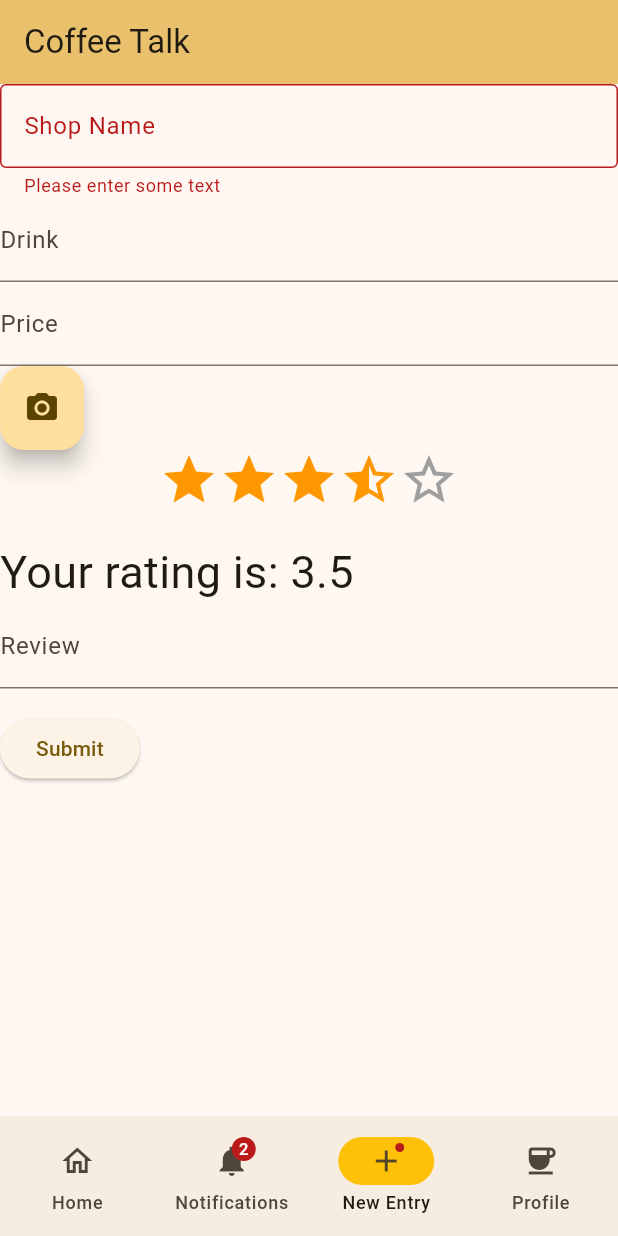
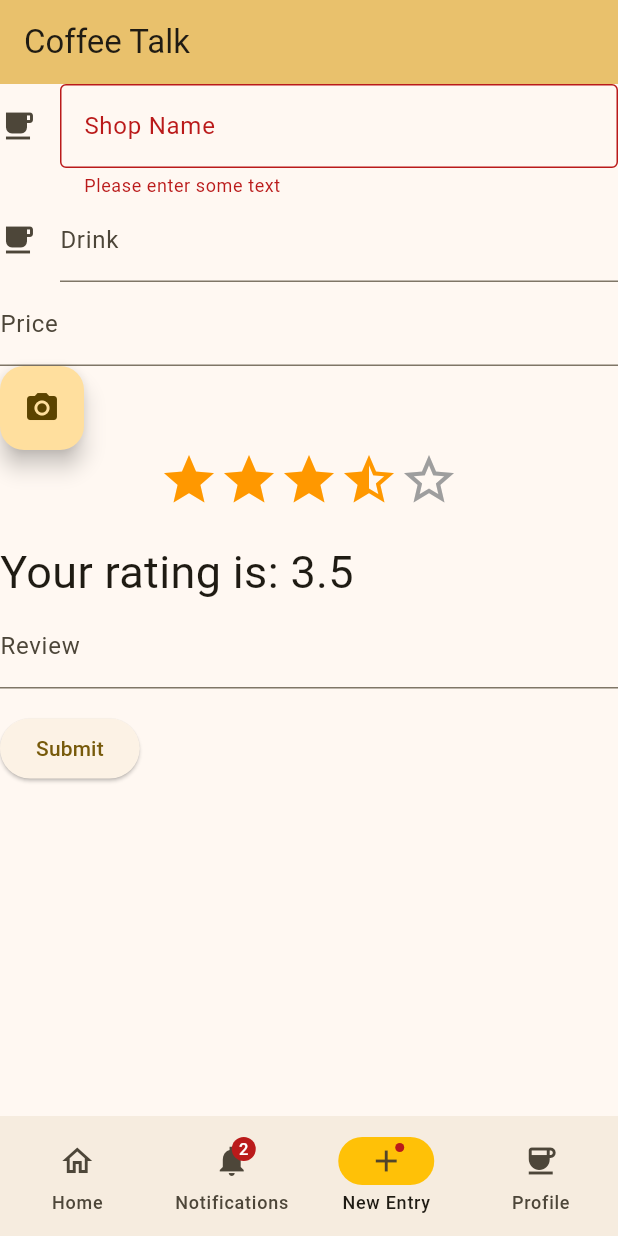
Before and after one commit to drogers14/ubiquitous-octo-goggles, a Flutter app: the screen it shows after launch, item 3 of the bottom bar chosen, after a tap on "Submit", on a phone screen of 412 x 824 dp. Run offline on Flutter 3.47's test engine with Material 3 defaults, Android fonts, the phone set to English and light mode, and no system bars; drawn by our look-alikes of flutter_rating; our stand-ins replace cloud_firestore, firebase_core, image_picker; accounts and stored records are empty; generated files the repository leaves out were written again; network calls fail.

Commit message:
firebase implemented and form is working

```diff
--- a/final_project_coffee_talk/lib/coffeeEntry.dart
+++ b/final_project_coffee_talk/lib/coffeeEntry.dart
@@ -1,8 +1,8 @@
 import 'dart:io';
-
 import 'package:flutter/material.dart';
 import 'package:flutter_rating/flutter_rating.dart';
 import 'package:image_picker/image_picker.dart';
+import 'package:cloud_firestore/cloud_firestore.dart';
 
 // Create a Form widget.
 class MyCustomForm extends StatefulWidget {
@@ -41,58 +41,39 @@ print("Length: ${_imagesTaken.length}");
       _imageFile = Future.error("uh oh");
     });
   }
+
   // Create a global key that uniquely identifies the Form widget
   // and allows validation of the form.
   //
   // Note: This is a GlobalKey<FormState>,
   // not a GlobalKey<MyCustomFormState>.
   final _formKey = GlobalKey<FormState>();
-  final String _coffeShopName = '';
-  final String _coffeeOrder = '';
-  final double _price = 0.0;
-  final String _reviewEntry = '';
+  String _coffeeShopName = '';
+  String _coffeeOrder = '';
+  double _price = 0.0;
+  String _reviewEntry = '';
 
-  void _submitForm() {
-
+  Future<void> _submitForm() async {
     // Check if the form is valid
     if (_formKey.currentState!.validate()) {
-
       // Save the form data
       _formKey.currentState!.save();
 
-  showDialog(
-    context: context,
-    builder: (BuildContext context) {
-      return AlertDialog(
-
-        // Title of the dialog
-        title: Text('Form Submitted'),
-
-        content: Text(
-          'Name: $_coffeShopName\nOrder: $_coffeeOrder',
-        ),
-
-        // Display the entered name and email
-        actions: <Widget>[
-          TextButton(
-            child: Text(
-              'OK',
-              style: TextStyle(color: Colors.green),
-            ),
-
-            // Button to close the dialog
-            onPressed: () {
-
-              // Close the dialog
-              Navigator.of(context).pop();
-            },
-          ),
-        ],
-      );
-    },
-  );
+      // If the form is valid, display a snackbar. In the real world,
+      // you'd often call a server or save the information in a database.
+      ScaffoldMessenger.of(
+        context,
+      ).showSnackBar(const SnackBar(content: Text('Processing Data')));
+      await FirebaseFirestore.instance.collection('journal-entry').add({
+        'coffee-shop-name': _coffeeShopName,
+        'order-item': _coffeeOrder,
+        'price': _price,
+        'review': _reviewEntry,
+        'rating': rating,
+      });
     }
   }
+
   double rating = 3.5;
   int starCount = 5;
 
@@ -104,9 +85,10 @@ if (_formKey.currentState!.validate()) {
       child: Column(
         crossAxisAlignment: CrossAxisAlignment.start,
         children: [
+          /* COFFEE SHOP */
           TextFormField(
             decoration: InputDecoration(
-
+              icon: Icon(Icons.local_cafe),
               // Label for the name field
               labelText: 'Shop Name',
 
@@ -126,18 +108,28 @@ if (_formKey.currentState!.validate()) {
               }
               return null;
             },
+            onSaved: (value) {
+              // Save the entered email
+              _coffeeShopName = value!;
+            },
           ),
+          /* DRINK ORDER */
           TextFormField(
             decoration: InputDecoration(
               labelText: 'Drink',
+              icon: Icon(Icons.local_cafe),
             ),
-
+            onSaved: (value) {
+              // Save the entered email
+              _coffeeOrder = value!;
+            },
           ),
           TextFormField(
-            decoration: InputDecoration(
-                      labelText: 'Price',
-            ),
-
+            decoration: InputDecoration(labelText: 'Price'),
+            onSaved: (value) {
+              // Save the entered email
+              _price = value! as double;
+            },
           ),
           FloatingActionButton(
             onPressed: _getImage,
@@ -158,28 +150,20 @@ if (_formKey.currentState!.validate()) {
           ),
 
           SizedBox(height: 20),
-          Text(
-            "Your rating is: $rating",
-            style: TextStyle(fontSize: 30.0),
-          ),
+          Text("Your rating is: $rating", style: TextStyle(fontSize: 30.0)),
           TextFormField(
-            decoration: InputDecoration(
-                      labelText: 'Review',
-            ),
-
+            decoration: InputDecoration(labelText: 'Review'),
+            onSaved: (value) {
+              // Save the entered email
+              _reviewEntry = value!;
+            },
           ),
           Padding(
             padding: const EdgeInsets.symmetric(vertical: 16),
             child: ElevatedButton(
               onPressed: () {
                 // Validate returns true if the form is valid, or false otherwise.
-                if (_formKey.currentState!.validate()) {
-                  // If the form is valid, display a snackbar. In the real world,
-                  // you'd often call a server or save the information in a database.
-                  ScaffoldMessenger.of(context).showSnackBar(
-                    const SnackBar(content: Text('Processing Data')),
-                  );
-                }
+                _submitForm();
               },
               child: const Text('Submit'),
             ),
--- a/final_project_coffee_talk/lib/main.dart
+++ b/final_project_coffee_talk/lib/main.dart
@@ -2,8 +2,14 @@ import 'package:final_project_coffee_talk/coffeeEntry.dart';
 import 'package:final_project_coffee_talk/home.dart';
 import 'package:final_project_coffee_talk/profile.dart';
 import 'package:flutter/material.dart';
+import 'package:firebase_core/firebase_core.dart';
+import 'firebase_options.dart';
 
-void main() {
+void main() async {
+  WidgetsFlutterBinding.ensureInitialized();
+  await Firebase.initializeApp(
+    options: DefaultFirebaseOptions.currentPlatform,
+);
   runApp(const MyApp());
 }
 
--- a/final_project_coffee_talk/pubspec.yaml
+++ b/final_project_coffee_talk/pubspec.yaml
@@ -36,6 +36,8 @@ dependencies:
   cupertino_icons: ^1.0.8
   flutter_rating: ^2.0.2
   image_picker: ^1.2.3
+  firebase_core: ^4.13.0
+  cloud_firestore: ^6.8.0
 
 dev_dependencies:
   flutter_test:
```
Also changed, not shown: final_project_coffee_talk/lib/home.dart (+28 -0 lines), final_project_coffee_talk/pubspec.lock, 3 other files. Lines whose indentation alone changed are shown as unchanged.
